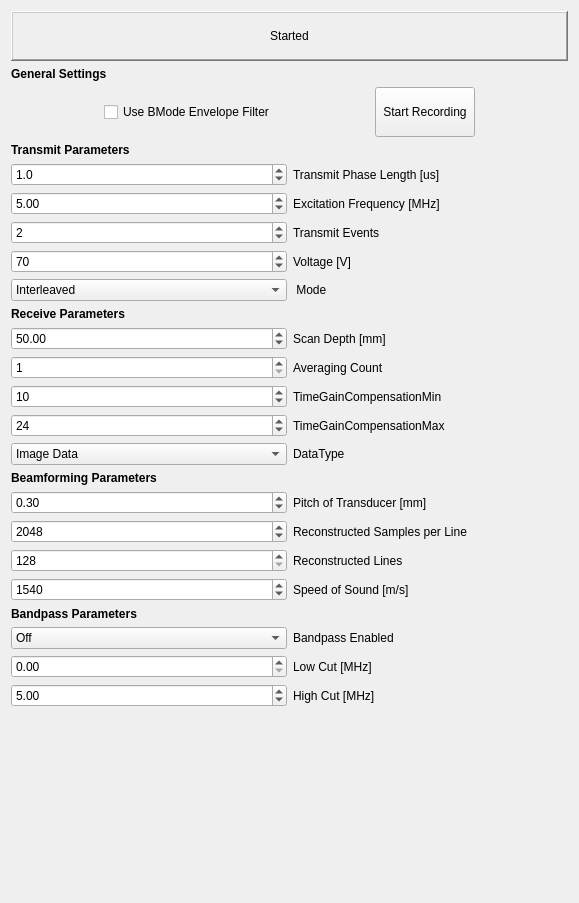
Old version of the form Modules/USUI/Qmitk/QmitkUSControlsCustomDiPhASDeviceWidget.ui in the repository MITK/MITK.
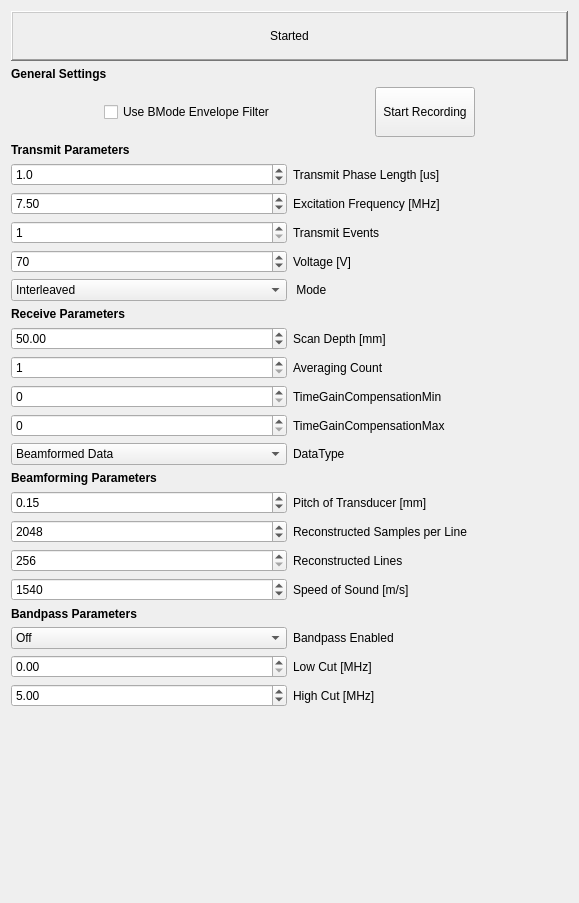
New version of the form.

Commit message: T19855 -changed some ScanMode variables and we get an actual image! yay

What changed in the file:
```diff
--- a/Modules/USUI/Qmitk/QmitkUSControlsCustomDiPhASDeviceWidget.ui
+++ b/Modules/USUI/Qmitk/QmitkUSControlsCustomDiPhASDeviceWidget.ui
@@ -128,7 +128,7 @@
         <double>0.100000000000000</double>
        </property>
        <property name="value">
-        <double>5.000000000000000</double>
+        <double>7.500000000000000</double>
        </property>
       </widget>
      </item>
@@ -138,7 +138,7 @@
         <number>1</number>
        </property>
        <property name="value">
-        <number>2</number>
+        <number>1</number>
        </property>
       </widget>
      </item>
@@ -264,7 +264,7 @@
         <number>42</number>
        </property>
        <property name="value">
-        <number>10</number>
+        <number>0</number>
        </property>
       </widget>
      </item>
@@ -281,7 +281,7 @@
         <number>42</number>
        </property>
        <property name="value">
-        <number>24</number>
+        <number>0</number>
        </property>
       </widget>
      </item>
@@ -297,11 +297,6 @@
        <property name="editable">
         <bool>false</bool>
        </property>
-       <item>
-        <property name="text">
-         <string>Image Data</string>
-        </property>
-       </item>
        <item>
         <property name="text">
          <string>Beamformed Data</string>
@@ -363,7 +358,7 @@
      <item row="3" column="0">
       <widget class="QSpinBox" name="ReconstructedLines">
        <property name="minimum">
-        <number>128</number>
+        <number>256</number>
        </property>
        <property name="maximum">
         <number>1024</number>
@@ -372,7 +367,7 @@
         <number>128</number>
        </property>
        <property name="value">
-        <number>128</number>
+        <number>256</number>
        </property>
       </widget>
      </item>
@@ -389,7 +384,7 @@
         <double>0.100000000000000</double>
        </property>
        <property name="value">
-        <double>0.300000000000000</double>
+        <double>0.150000000000000</double>
        </property>
       </widget>
      </item>
```
Left out of the diff: 8 changed lines with no effect on the pictures. The commit also changes 2 other files.
